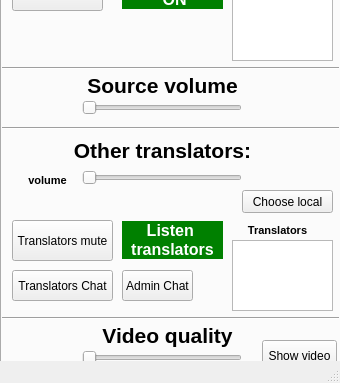
The window that TT_RemoteTranslation/remotetranslatorui.ui (valikl/remote-translator) describes before a commit, drawn with Qt 5; both pictures show x 0 to 340 and y 192 to 575 of the 340 by 575 pixel window.
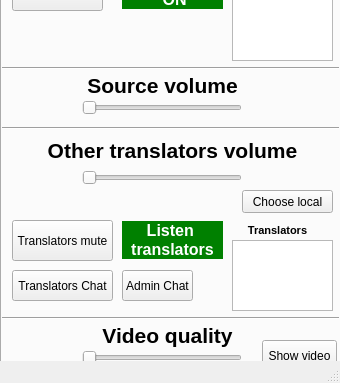
The same window after the commit. The open tabs and pages were chosen to show the change.

```diff
--- a/TT_RemoteTranslation/remotetranslatorui.ui
+++ b/TT_RemoteTranslation/remotetranslatorui.ui
@@ -407,7 +407,7 @@
        <rect>
         <x>30</x>
         <y>260</y>
-        <width>261</width>
+        <width>281</width>
         <height>41</height>
        </rect>
       </property>
@@ -416,24 +416,7 @@
 &lt;html&gt;&lt;head&gt;&lt;meta name=&quot;qrichtext&quot; content=&quot;1&quot; /&gt;&lt;style type=&quot;text/css&quot;&gt;
 p, li { white-space: pre-wrap; }
 &lt;/style&gt;&lt;/head&gt;&lt;body style=&quot; font-family:'MS Shell Dlg 2'; font-size:8.25pt; font-weight:400; font-style:normal;&quot;&gt;
-&lt;p align=&quot;center&quot; style=&quot; margin-top:0px; margin-bottom:0px; margin-left:0px; margin-right:0px; -qt-block-indent:0; text-indent:0px;&quot;&gt;&lt;span style=&quot; font-size:16pt; font-weight:600;&quot;&gt;Other translators:&lt;/span&gt;&lt;/p&gt;&lt;/body&gt;&lt;/html&gt;</string>
-      </property>
-     </widget>
-     <widget class="QLabel" name="label_20">
-      <property name="geometry">
-       <rect>
-        <x>20</x>
-        <y>300</y>
-        <width>51</width>
-        <height>21</height>
-       </rect>
-      </property>
-      <property name="text">
-       <string>&lt;!DOCTYPE HTML PUBLIC &quot;-//W3C//DTD HTML 4.0//EN&quot; &quot;http://www.w3.org/TR/REC-html40/strict.dtd&quot;&gt;
-&lt;html&gt;&lt;head&gt;&lt;meta name=&quot;qrichtext&quot; content=&quot;1&quot; /&gt;&lt;style type=&quot;text/css&quot;&gt;
-p, li { white-space: pre-wrap; }
-&lt;/style&gt;&lt;/head&gt;&lt;body style=&quot; font-family:'MS Shell Dlg 2'; font-size:8.25pt; font-weight:400; font-style:normal;&quot;&gt;
-&lt;p align=&quot;center&quot; style=&quot; margin-top:0px; margin-bottom:0px; margin-left:0px; margin-right:0px; -qt-block-indent:0; text-indent:0px;&quot;&gt;&lt;span style=&quot; font-size:8pt; font-weight:600;&quot;&gt;volume&lt;/span&gt;&lt;/p&gt;&lt;/body&gt;&lt;/html&gt;</string>
+&lt;p align=&quot;center&quot; style=&quot; margin-top:0px; margin-bottom:0px; margin-left:0px; margin-right:0px; -qt-block-indent:0; text-indent:0px;&quot;&gt;&lt;span style=&quot; font-size:16pt; font-weight:600;&quot;&gt;Other translators volume&lt;/span&gt;&lt;/p&gt;&lt;/body&gt;&lt;/html&gt;</string>
       </property>
      </widget>
      <widget class="QSlider" name="TrgLvlSld">
```
